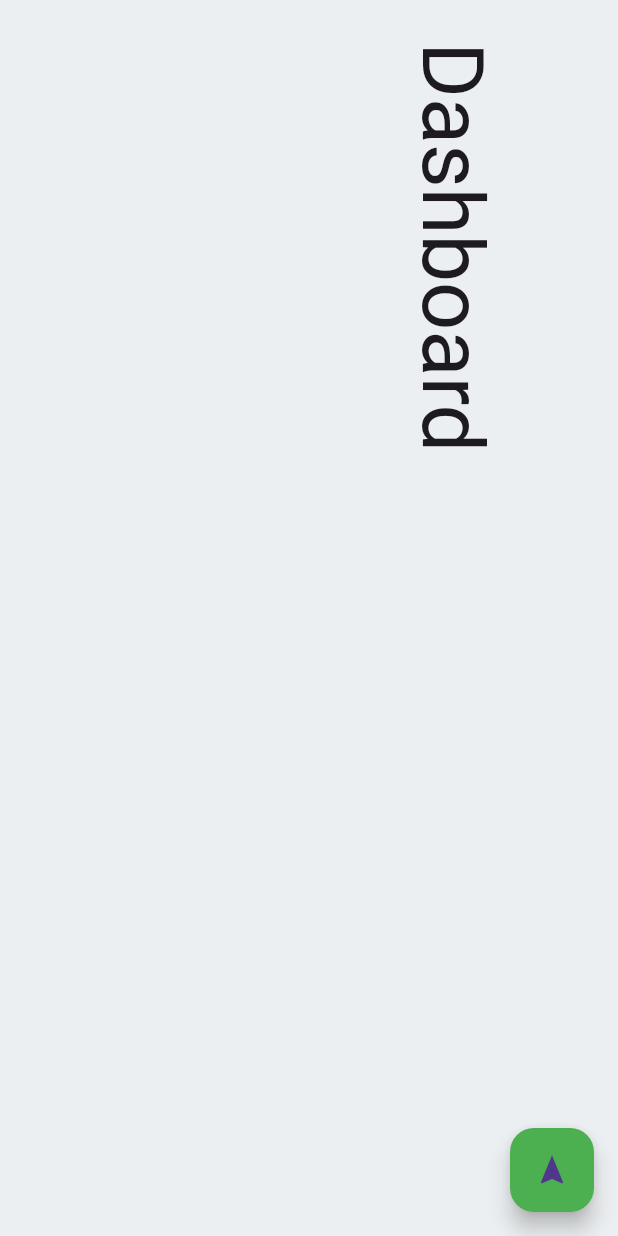
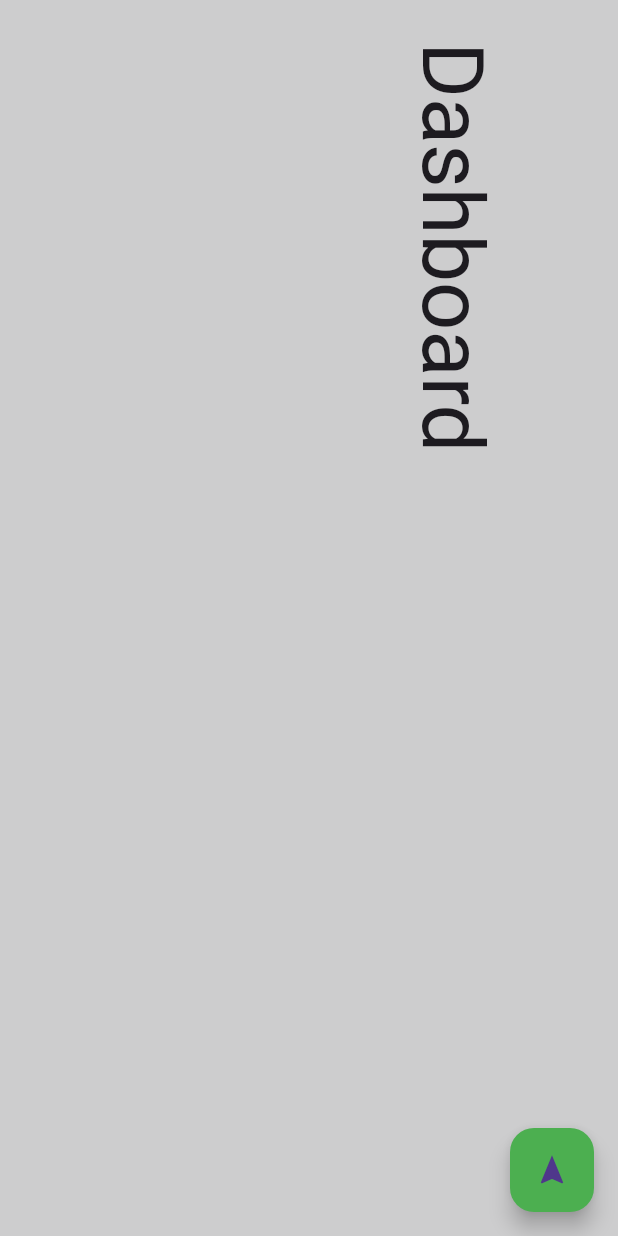
Before and after one commit to MiguelGonzalezgdev/mg_web_app, a Flutter app: the screen it shows after launch, on a phone screen of 412 x 824 dp. Run offline on Flutter 3.47's test engine with Material 3 defaults, Android fonts, the phone set to English and light mode, and no system bars; missing offline and left inert: collapsible_sidebar.

Commit message:
Actualizacion menu

```diff
--- a/lib/main.dart
+++ b/lib/main.dart
@@ -82,179 +82,47 @@ class _SidebarPageState extends State<SidebarPage> {
             isSelected: true,
             subItems: [
               CollapsibleItem(
-                text: 'Cart',
+                text: 'Carrito',
                 icon: Icons.shopping_cart,
-                onPressed: () => setState(() => _headline = 'Cart'),
+                onPressed: () => setState(() => _headline = 'Carrito'),
                 onHold:
                     () => ScaffoldMessenger.of(
                       context,
-                    ).showSnackBar(SnackBar(content: const Text("Cart"))),
+                    ).showSnackBar(SnackBar(content: const Text("Carrito"))),
                 isSelected: true,
               ),
             ],
           ),
         ],
       ),
+
       CollapsibleItem(
-        text: 'Search',
-        icon: Icons.search,
-        onPressed: () => setState(() => _headline = 'Search'),
+        text: 'Empleados',
+        icon: Icons.face,
+        onPressed: () => setState(() => _headline = 'Empleados'),
         onHold:
             () => ScaffoldMessenger.of(
               context,
-            ).showSnackBar(SnackBar(content: const Text("Search"))),
+            ).showSnackBar(SnackBar(content: const Text("Empleados"))),
       ),
+
       CollapsibleItem(
-        text: 'Notifications',
-        icon: Icons.notifications,
-        onPressed: () => setState(() => _headline = 'Notifications'),
-        onHold:
-            () => ScaffoldMessenger.of(
-              context,
-            ).showSnackBar(SnackBar(content: const Text("Notifications"))),
-      ),
-      CollapsibleItem(
-        text: 'Settings',
+        text: 'Configurar',
         icon: Icons.settings,
-        onPressed: () => setState(() => _headline = 'Settings'),
+        onPressed: () => setState(() => _headline = 'Configurar'),
         onHold:
             () => ScaffoldMessenger.of(
               context,
             ).showSnackBar(SnackBar(content: const Text("Settings"))),
       ),
       CollapsibleItem(
-        text: 'Alarm',
-        icon: Icons.access_alarm,
-        onPressed: () => setState(() => _headline = 'Alarm'),
+        text: 'Ayuda',
+        icon: Icons.help,
+        onPressed: () => setState(() => _headline = 'Ayuda'),
         onHold:
             () => ScaffoldMessenger.of(
               context,
-            ).showSnackBar(SnackBar(content: const Text("Alarm"))),
-      ),
-      CollapsibleItem(
-        text: 'Eco',
-        icon: Icons.eco,
-        onPressed: () => setState(() => _headline = 'Eco'),
-        onHold:
-            () => ScaffoldMessenger.of(
-              context,
-            ).showSnackBar(SnackBar(content: const Text("Eco"))),
-      ),
-      CollapsibleItem(
-        text: 'Event',
-        icon: Icons.event,
-        onPressed: () => setState(() => _headline = 'Event'),
-        onHold:
-            () => ScaffoldMessenger.of(
-              context,
-            ).showSnackBar(SnackBar(content: const Text("Event"))),
-      ),
-      CollapsibleItem(
-        text: 'No Icon',
-        onPressed: () => setState(() => _headline = 'No Icon'),
-        onHold:
-            () => ScaffoldMessenger.of(
-              context,
-            ).showSnackBar(SnackBar(content: const Text("No Icon"))),
-      ),
-      CollapsibleItem(
-        text: 'Email',
-        icon: Icons.email,
-        onPressed: () => setState(() => _headline = 'Email'),
-        onHold:
-            () => ScaffoldMessenger.of(
-              context,
-            ).showSnackBar(SnackBar(content: const Text("Email"))),
-      ),
-      CollapsibleItem(
-        text: 'News',
-        iconImage: NetworkImage(
-          "https://cdn-icons-png.flaticon.com/512/330/330703.png",
-        ),
-        onPressed: () => setState(() => _headline = 'News'),
-        onHold:
-            () => ScaffoldMessenger.of(
-              context,
-            ).showSnackBar(SnackBar(content: const Text("News"))),
-        subItems: [
-          CollapsibleItem(
-            text: 'Old News',
-            icon: Icons.elderly,
-            onPressed: () => setState(() => _headline = 'Old News'),
-            onHold:
-                () => ScaffoldMessenger.of(
-                  context,
-                ).showSnackBar(SnackBar(content: const Text("Old News"))),
-          ),
-          CollapsibleItem(
-            text: 'Current News',
-            icon: Icons.yard_outlined,
-            onPressed: () => setState(() => _headline = 'Current News'),
-            onHold:
-                () => ScaffoldMessenger.of(
-                  context,
-                ).showSnackBar(SnackBar(content: const Text("Current News"))),
-            subItems: [
-              CollapsibleItem(
-                text: 'News 1',
-                icon: Icons.one_k,
-                onPressed: () => setState(() => _headline = 'News 1'),
-                onHold:
-                    () => ScaffoldMessenger.of(
-                      context,
-                    ).showSnackBar(SnackBar(content: const Text("News 1"))),
-              ),
-              CollapsibleItem(
-                text: 'News 2',
-                icon: Icons.two_k,
-                onPressed: () => setState(() => _headline = 'News 2'),
-                onHold:
-                    () => ScaffoldMessenger.of(
-                      context,
-                    ).showSnackBar(SnackBar(content: const Text("News 2"))),
-                subItems: [
-                  CollapsibleItem(
-                    text: 'News 2 Detail',
-                    icon: Icons.two_k_outlined,
-                    onPressed:
-                        () => setState(() => _headline = 'News 2 Detail'),
-                    onHold:
-                        () => ScaffoldMessenger.of(context).showSnackBar(
-                          SnackBar(content: const Text("News 2 Detail")),
-                        ),
-                  ),
-                ],
-              ),
-              CollapsibleItem(
-                text: 'News 3',
-                icon: Icons.three_k,
-                onPressed: () => setState(() => _headline = 'News 3'),
-                onHold:
-                    () => ScaffoldMessenger.of(
-                      context,
-                    ).showSnackBar(SnackBar(content: const Text("News 3"))),
-              ),
-            ],
-          ),
-          CollapsibleItem(
-            text: 'New News',
-            icon: Icons.account_balance,
-            onPressed: () => setState(() => _headline = 'New News'),
-            onHold:
-                () => ScaffoldMessenger.of(
-                  context,
-                ).showSnackBar(SnackBar(content: const Text("New News"))),
-          ),
-        ],
-      ),
-      CollapsibleItem(
-        text: 'Face',
-        icon: Icons.face,
-        onPressed: () => setState(() => _headline = 'Face'),
-        onHold:
-            () => ScaffoldMessenger.of(
-              context,
-            ).showSnackBar(SnackBar(content: const Text("Face"))),
+            ).showSnackBar(SnackBar(content: const Text("Ayuda"))),
       ),
     ];
   }
@@ -270,12 +138,12 @@ class _SidebarPageState extends State<SidebarPage> {
         avatarImg: _avatarImg,
         title: 'MiguelGon',
         onTitleTap: () {
-          ScaffoldMessenger.of(context).showSnackBar(
-            SnackBar(content: Text('¡Sí! ¡Barra lateral plegable de Flutter!')),
-          );
+          ScaffoldMessenger.of(
+            context,
+          ).showSnackBar(SnackBar(content: Text('Miguel A Gonzalez D - 2025')));
         },
         body: _body(size, context),
-        backgroundColor: Colors.black,
+        backgroundColor: const Color.fromARGB(255, 26, 25, 25),
         selectedTextColor: Colors.limeAccent,
         textStyle: TextStyle(fontSize: 15, fontStyle: FontStyle.italic),
         titleStyle: TextStyle(
@@ -306,7 +174,7 @@ class _SidebarPageState extends State<SidebarPage> {
     return Container(
       height: double.infinity,
       width: double.infinity,
-      color: Colors.blueGrey[50],
+      color: const Color.fromARGB(255, 205, 205, 206),
       child: Center(
         child: Transform.rotate(
           angle: math.pi / 2,
```
Also changed, not shown: 4 other files.
